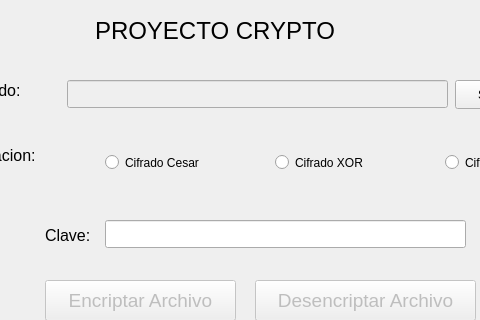
Old version of the form Crypto/mainwindow.ui in the repository WeaselSSH/Crypto; both pictures show x 175 to 655 and y 0 to 320 of the 819 by 448 pixel window.
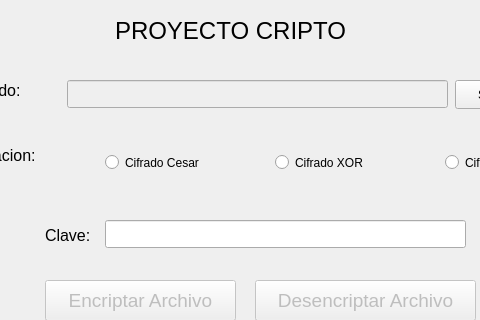
New version of the form.

What changed in the file:
```diff
--- a/Crypto/mainwindow.ui
+++ b/Crypto/mainwindow.ui
@@ -17,7 +17,7 @@
    <widget class="QLabel" name="label">
     <property name="geometry">
      <rect>
-      <x>270</x>
+      <x>290</x>
       <y>10</y>
       <width>271</width>
       <height>41</height>
@@ -29,7 +29,7 @@
      </font>
     </property>
     <property name="text">
-     <string>PROYECTO CRYPTO</string>
+     <string>PROYECTO CRIPTO</string>
     </property>
    </widget>
    <widget class="QPushButton" name="btnSalir">
```
